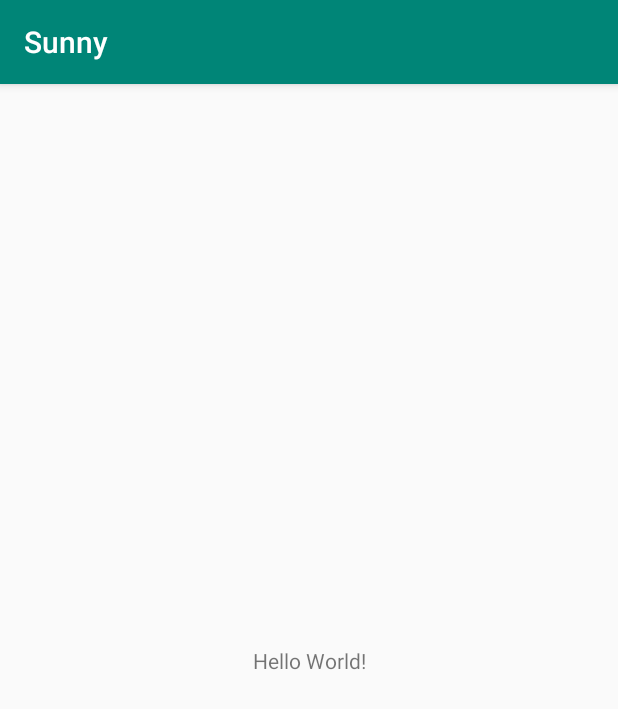
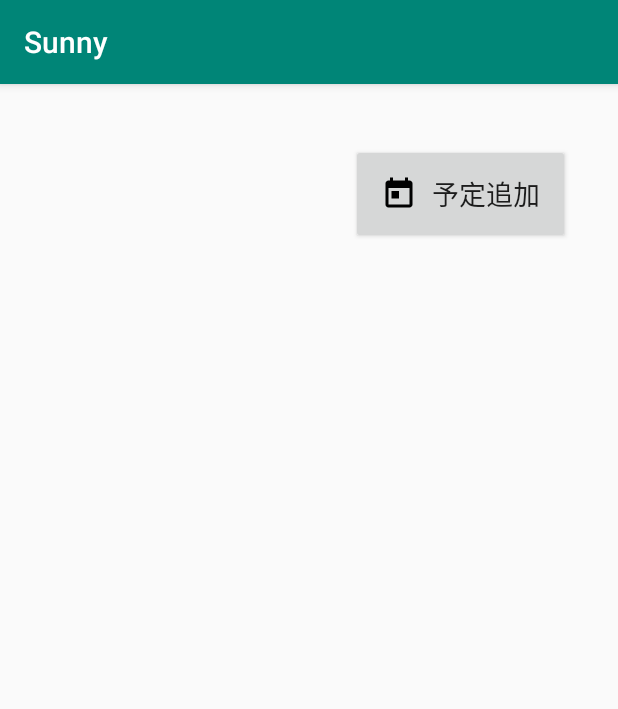
Before and after one commit to ASO1801023/Sunny, an Android app: the screen it shows after launch (MainActivity), on a phone screen of 412 x 824 dp. Shown: the top 709 px of the screen. Run offline under Robolectric (Android 15) with nearby library versions, the phone set to English and light mode, and no system bars.

Commit message:
ボタンの追加

```diff
--- a/app/src/main/res/layout/activity_main.xml
+++ b/app/src/main/res/layout/activity_main.xml
@@ -6,13 +6,21 @@
     android:layout_height="match_parent"
     tools:context=".MainActivity">
 
-    <TextView
+    <Button
+        android:id="@+id/add_plan"
         android:layout_width="wrap_content"
         android:layout_height="wrap_content"
-        android:text="Hello World!"
-        app:layout_constraintBottom_toBottomOf="parent"
-        app:layout_constraintLeft_toLeftOf="parent"
-        app:layout_constraintRight_toRightOf="parent"
-        app:layout_constraintTop_toTopOf="parent" />
+        android:layout_marginTop="40dp"
+        android:layout_marginEnd="32dp"
+        android:autoText="true"
+        android:drawableLeft="@drawable/ic_today_black_24dp"
+        android:drawablePadding="10dp"
+        android:padding="20dp"
+        android:text="@string/add_plan"
+        android:textSize="18sp"
+        app:layout_constraintEnd_toEndOf="parent"
+        app:layout_constraintTop_toTopOf="parent"
+
+        tools:text="@string/add_plan" />
 
 </androidx.constraintlayout.widget.ConstraintLayout>
--- a/app/src/main/res/values/strings.xml
+++ b/app/src/main/res/values/strings.xml
@@ -1,3 +1,4 @@
 <resources>
     <string name="app_name">Sunny</string>
+    <string name="add_plan">予定追加</string>
 </resources>
```
